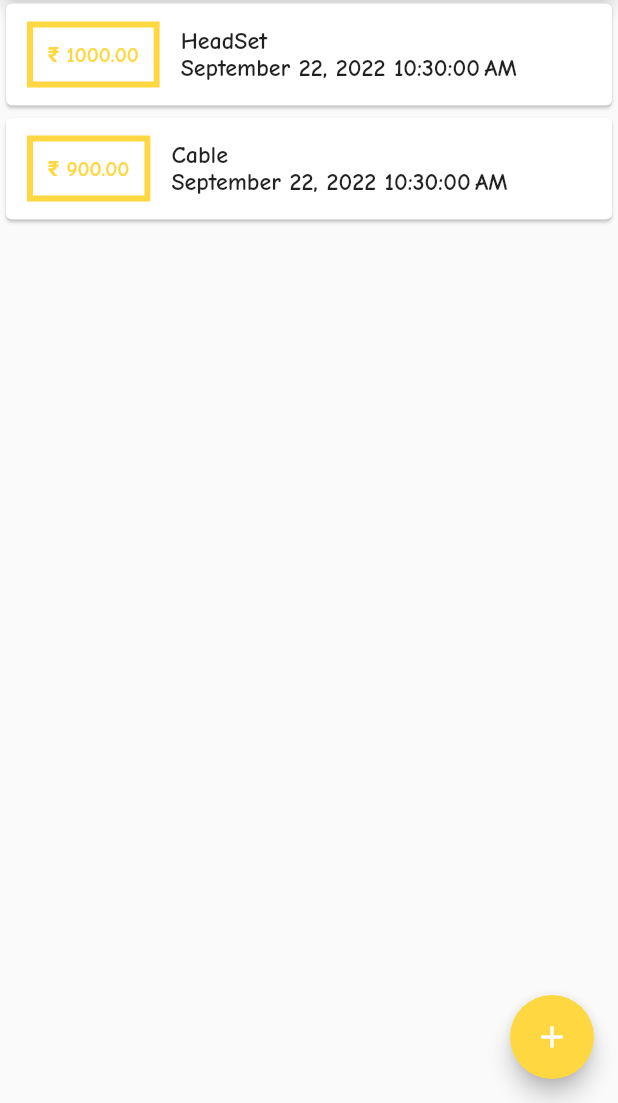
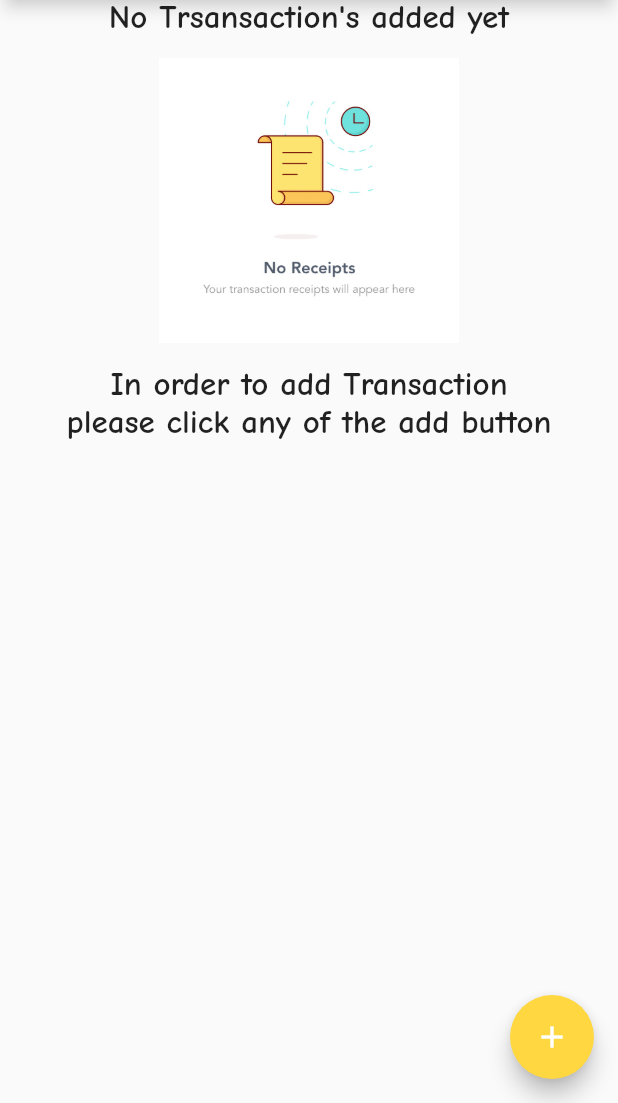
Before and after one commit to Erickeagle3/expense_app, a Flutter app: the screen it shows after launch, on a phone screen of 412 x 824 dp, the part 133-1236 px from its top. Run offline on Flutter 3.47's test engine with Material 2 defaults, Android fonts, the phone set to English and light mode, and no system bars.

Commit message:
flutter: added conditional add transaction method Signed-off-by: Erickeagle3 <sayanchakraborty334@gmail.com>
Note - sorry fpr making it ugly but i will fix it later for sure

```diff
--- a/lib/main.dart
+++ b/lib/main.dart
@@ -31,8 +31,8 @@ class MyHomePage extends StatefulWidget {
 }
 
 class _MyHomePageState extends State<MyHomePage> {
-  final List<Trans> _userTransaction = [
-    Trans(
+ final List<Trans> _userTransaction = [
+   /*  Trans(
       id: 'Erick',
       title: 'HeadSet',
       amount: 1000,
@@ -43,7 +43,7 @@ class _MyHomePageState extends State<MyHomePage> {
       title: 'Cable',
       amount: 900,
       date: DateTime.now(),
-    ),
+    ), */
   ];
 
   // ignore: non_constant_identifier_names
--- a/lib/widgets/transaction.dart
+++ b/lib/widgets/transaction.dart
@@ -12,17 +12,43 @@ class MyTransactions extends StatelessWidget {
   Widget build(BuildContext context) {
     return SizedBox(
       height: 750, //changing acording to testing device for now.
-      child: ListView.builder(
+      child: Transaction.isEmpty
+          ? Column(
+              children: <Widget>[
+                const Text(
+                  'No Trsansaction\'s added yet',
+                  textAlign: TextAlign.center,
+                  style: TextStyle(fontSize: 22, fontFamily: 'ComicNeue'),
+                ),
+                const SizedBox(
+                  height: 10,
+                ),
+                Image.asset(
+                  'assets/images/no_edited.jpg',
+                  height: 200,
+                  width: 200,
+                ),
+                const SizedBox(height: 10,),
+                const Text(
+                  '''In order to add Transaction
+please click any of the add button''',
+                   textAlign: TextAlign.center,
+                  style: TextStyle(fontSize: 22, fontFamily: 'ComicNeue'),
+                )
+              ],
+            )
+          : ListView.builder(
               itemBuilder: (text, index) {
                 return Card(
                     child: Row(
                   children: <Widget>[
                     // ignore: avoid_unnecessary_containers
                     Container(
-                margin:
-                    const EdgeInsets.symmetric(vertical: 12, horizontal: 14),
+                      margin: const EdgeInsets.symmetric(
+                          vertical: 12, horizontal: 14),
                       decoration: BoxDecoration(
-                    border: Border.all(color: Colors.amberAccent, width: 4)),
+                          border:
+                              Border.all(color: Colors.amberAccent, width: 4)),
                       padding: const EdgeInsets.all(10),
                       child: Text(
                         '₹ ${Transaction[index].amount.toStringAsFixed(2)}',
@@ -46,8 +72,8 @@ class MyTransactions extends StatelessWidget {
                         ),
                         Text(
                           DateFormat().format(Transaction[index].date),
-                    style:
-                        const TextStyle(fontSize: 16, fontFamily: 'ComicNeue'),
+                          style: const TextStyle(
+                              fontSize: 16, fontFamily: 'ComicNeue'),
                         ),
                       ],
                     )
--- a/pubspec.yaml
+++ b/pubspec.yaml
@@ -58,6 +58,8 @@ flutter:
   # included with your application, so that you can use the icons in
   # the material Icons class.
   uses-material-design: true
+  assets:
+    - assets/images/no_edited.jpg
 
   # To add assets to your application, add an assets section, like this:
   # assets:
@@ -79,7 +81,6 @@ flutter:
     - family: ComicNeue
       fonts:
         - asset: assets/fonts/ComicNeue-Bold.ttf
-
   #       - asset: fonts/Schyler-Italic.ttf
   #         style: italic
   #   - family: Trajan Pro
```
Also changed, not shown: assets/images/no_edited.jpg (added). Lines whose indentation alone changed are shown as unchanged.
